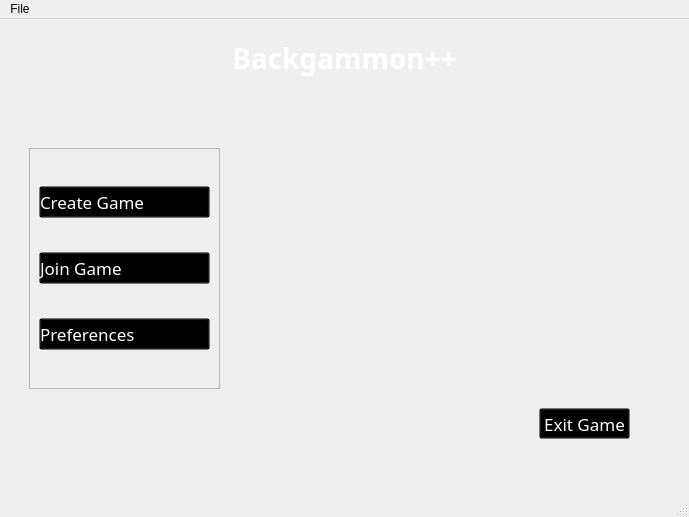
The window that BackgammonPP/mainwindow.ui (daniilgrbic/BackgammonPP) describes before a commit, drawn with Qt 5.
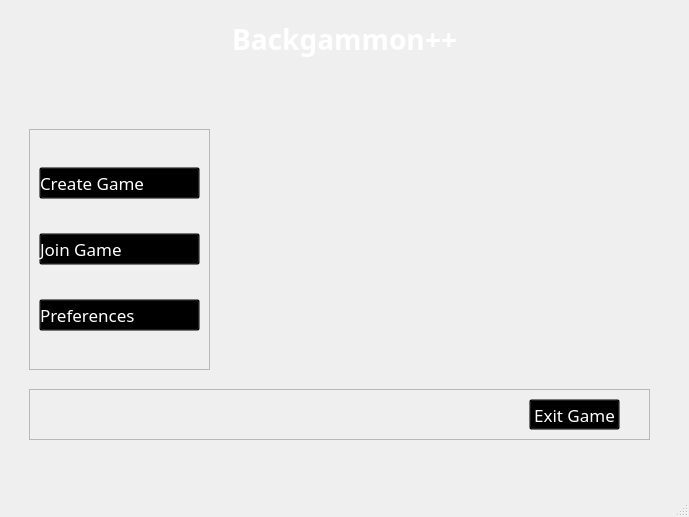
The same window after the commit.

Patch:
```diff
--- a/BackgammonPP/mainwindow.ui
+++ b/BackgammonPP/mainwindow.ui
@@ -47,35 +47,6 @@
       <property name="autoFillBackground">
        <bool>false</bool>
       </property>
-      <widget class="QPushButton" name="btExit">
-       <property name="geometry">
-        <rect>
-         <x>530</x>
-         <y>380</y>
-         <width>91</width>
-         <height>31</height>
-        </rect>
-       </property>
-       <property name="font">
-        <font>
-         <family>Corbel</family>
-         <pointsize>13</pointsize>
-        </font>
-       </property>
-       <property name="styleSheet">
-        <string notr="true">QPushButton {
-	background: transparent;
-	color: white;
-}
-
-QPushButton:hover {
-	color: green;
-}</string>
-       </property>
-       <property name="text">
-        <string>Exit Game</string>
-       </property>
-      </widget>
       <widget class="QLabel" name="title_label">
        <property name="geometry">
         <rect>
@@ -131,7 +102,7 @@
         <rect>
          <x>20</x>
          <y>120</y>
-         <width>191</width>
+         <width>181</width>
          <height>241</height>
         </rect>
        </property>
@@ -260,6 +231,51 @@
         </item>
        </layout>
       </widget>
+      <widget class="QFrame" name="exitFrame">
+       <property name="geometry">
+        <rect>
+         <x>20</x>
+         <y>380</y>
+         <width>621</width>
+         <height>51</height>
+        </rect>
+       </property>
+       <property name="frameShape">
+        <enum>QFrame::StyledPanel</enum>
+       </property>
+       <property name="frameShadow">
+        <enum>QFrame::Raised</enum>
+       </property>
+       <widget class="QPushButton" name="btExit">
+        <property name="geometry">
+         <rect>
+          <x>500</x>
+          <y>10</y>
+          <width>91</width>
+          <height>31</height>
+         </rect>
+        </property>
+        <property name="font">
+         <font>
+          <family>Corbel</family>
+          <pointsize>13</pointsize>
+         </font>
+        </property>
+        <property name="styleSheet">
+         <string notr="true">QPushButton {
+	background: transparent;
+	color: white;
+}
+
+QPushButton:hover {
+	color: green;
+}</string>
+        </property>
+        <property name="text">
+         <string>Exit Game</string>
+        </property>
+       </widget>
+      </widget>
       <zorder>bg_label</zorder>
       <zorder>btExit</zorder>
       <zorder>title_label</zorder>
@@ -269,25 +285,6 @@
    </layout>
   </widget>
   <widget class="QStatusBar" name="statusbar"/>
-  <widget class="QMenuBar" name="menubar">
-   <property name="geometry">
-    <rect>
-     <x>0</x>
-     <y>0</y>
-     <width>689</width>
-     <height>21</height>
-    </rect>
-   </property>
-   <widget class="QMenu" name="menuFile">
-    <property name="title">
-     <string>File</string>
-    </property>
-    <addaction name="actionSave"/>
-    <addaction name="actionOpen"/>
-    <addaction name="actionExit"/>
-   </widget>
-   <addaction name="menuFile"/>
-  </widget>
   <action name="actionSave">
    <property name="text">
     <string>Save</string>
```
Left out of the diff: 6 changed lines with no effect on the pictures.
